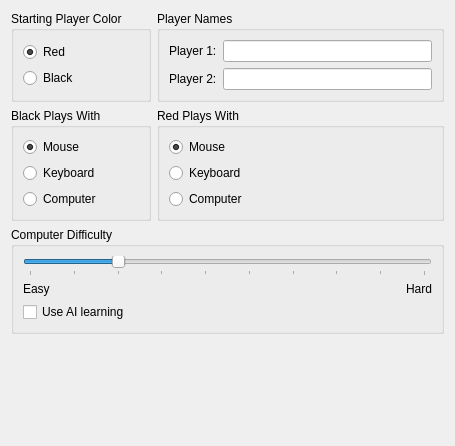
KDE/kfourinline, file src/settings.ui: the form before one commit.
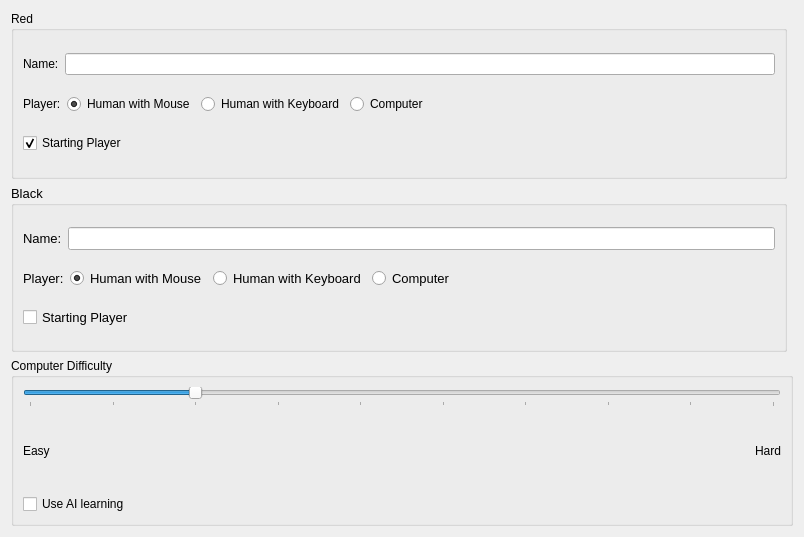
The form after the commit.

Commit message:
Rework the configuration dialogue
This may fix

The old configuration dialogue was
very cluttered. The settings were
grouped in an unintuitive way.
This commit changes the dialogue to
be more easy to understand by
grouping all settings by color.

Patch:
```diff
--- a/src/settings.ui
+++ b/src/settings.ui
@@ -1,37 +1,24 @@
 <ui version="4.0" >
  <class>Settings</class>
- <widget class="QWidget" name="Settings" >
-  <property name="geometry" >
+ <widget class="QWidget" name="Settings">
+  <property name="geometry">
    <rect>
     <x>0</x>
     <y>0</y>
-    <width>455</width>
-    <height>446</height>
+    <width>804</width>
+    <height>537</height>
    </rect>
   </property>
-  <layout class="QGridLayout" >
-   <item row="3" column="1" >
-    <spacer>
-     <property name="orientation" >
-      <enum>Qt::Vertical</enum>
-     </property>
-     <property name="sizeType" >
-      <enum>QSizePolicy::Expanding</enum>
-     </property>
-     <property name="sizeHint" stdset="0" >
-      <size>
-       <width>254</width>
-       <height>21</height>
-      </size>
-     </property>
-    </spacer>
-   </item>
-   <item row="2" column="0" colspan="2" >
-    <widget class="QGroupBox" name="groupBox1" >
-     <property name="title" >
+  <property name="windowOpacity">
+   <double>1.000000000000000</double>
+  </property>
+  <layout class="QGridLayout">
+   <item row="3" column="0" colspan="2">
+    <widget class="QGroupBox" name="Difficulty">
+     <property name="title">
       <string>Computer Difficulty</string>
      </property>
-     <layout class="QVBoxLayout" >
+     <layout class="QVBoxLayout">
       <item>
        <widget class="QSlider" name="kcfg_level" >
         <property name="whatsThis" >
@@ -88,147 +75,199 @@
      </layout>
     </widget>
    </item>
-   <item row="1" column="1" >
-    <widget class="QGroupBox" name="Input1" >
-     <property name="title" >
-      <string>Red Plays With</string>
+   <item row="1" column="0">
+    <widget class="QGroupBox" name="Player1">
+     <property name="title">
+      <string>Red</string>
      </property>
-     <layout class="QHBoxLayout" >
+     <layout class="QVBoxLayout" name="verticalLayout_4">
       <item>
-       <layout class="QVBoxLayout" >
-        <item>
-         <widget class="QRadioButton" name="kcfg_input1mouse" >
-          <property name="text" >
-           <string>Mouse</string>
+       <layout class="QGridLayout" name="Name1">
+        <item row="0" column="0">
+         <widget class="QLabel" name="nameLabel1">
+          <property name="text">
+           <string>Name:</string>
           </property>
-          <property name="checked" >
-           <bool>true</bool>
-          </property>
          </widget>
         </item>
+        <item row="0" column="1">
+         <widget class="QLineEdit" name="kcfg_Name1"/>
+        </item>
+       </layout>
+      </item>
+      <item>
+       <layout class="QHBoxLayout" name="Input0">
         <item>
-         <widget class="QRadioButton" name="kcfg_input1key" >
-          <property name="text" >
-           <string>Keyboard</string>
+         <widget class="QLabel" name="playerLabel1">
+          <property name="whatsThis">
+           <string comment="A person that plays"/>
           </property>
+          <property name="text">
+           <string>Player:</string>
+          </property>
          </widget>
         </item>
         <item>
-         <widget class="QRadioButton" name="kcfg_input1ai" >
-          <property name="text" >
-           <string>Computer</string>
-          </property>
-         </widget>
+         <layout class="QHBoxLayout" name="horizontalLayout">
+          <item>
+           <widget class="QRadioButton" name="kcfg_input0mouse">
+            <property name="text">
+             <string>Human with Mouse</string>
+            </property>
+            <property name="checked">
+             <bool>true</bool>
+            </property>
+            <property name="autoExclusive">
+             <bool>true</bool>
+            </property>
+           </widget>
+          </item>
+          <item>
+           <widget class="QRadioButton" name="kcfg_input0key">
+            <property name="text">
+             <string>Human with Keyboard</string>
+            </property>
+            <property name="autoExclusive">
+             <bool>true</bool>
+            </property>
+           </widget>
+          </item>
+          <item>
+           <widget class="QRadioButton" name="kcfg_input0ai">
+            <property name="text">
+             <string>Computer</string>
+            </property>
+            <property name="autoExclusive">
+             <bool>true</bool>
+            </property>
+           </widget>
+          </item>
+          <item>
+           <spacer name="horizontalSpacer">
+            <property name="orientation">
+             <enum>Qt::Horizontal</enum>
+            </property>
+            <property name="sizeHint" stdset="0">
+             <size>
+              <width>40</width>
+              <height>20</height>
+             </size>
+            </property>
+           </spacer>
+          </item>
+         </layout>
         </item>
        </layout>
       </item>
-     </layout>
-    </widget>
-   </item>
-   <item row="1" column="0" >
-    <widget class="QGroupBox" name="Input0" >
-     <property name="title" >
-      <string>Black Plays With</string>
-     </property>
-     <layout class="QVBoxLayout" >
       <item>
-       <layout class="QVBoxLayout" >
+       <layout class="QHBoxLayout" name="StartPlayer1">
         <item>
-         <widget class="QRadioButton" name="kcfg_input0mouse" >
-          <property name="text" >
-           <string>Mouse</string>
+         <widget class="QCheckBox" name="kcfg_startcolourred">
+          <property name="text">
+           <string>Starting Player</string>
           </property>
           <property name="checked" >
            <bool>true</bool>
           </property>
-         </widget>
-        </item>
-        <item>
-         <widget class="QRadioButton" name="kcfg_input0key" >
-          <property name="text" >
-           <string>Keyboard</string>
+          <property name="autoExclusive">
+           <bool>true</bool>
           </property>
          </widget>
         </item>
-        <item>
-         <widget class="QRadioButton" name="kcfg_input0ai" >
-          <property name="text" >
-           <string>Computer</string>
-          </property>
-         </widget>
-        </item>
        </layout>
       </item>
      </layout>
     </widget>
    </item>
-   <item row="0" column="1" >
-    <widget class="QGroupBox" name="groupBox2" >
-     <property name="sizePolicy" >
-      <sizepolicy vsizetype="Preferred" hsizetype="Preferred" >
-       <horstretch>0</horstretch>
-       <verstretch>0</verstretch>
-      </sizepolicy>
+   <item row="2" column="0">
+    <widget class="QGroupBox" name="Player2">
+     <property name="font">
+      <font>
+       <pointsize>10</pointsize>
+      </font>
      </property>
-     <property name="title" >
-      <string>Player Names</string>
+     <property name="title">
+      <string>Black</string>
      </property>
-     <layout class="QVBoxLayout" >
+     <layout class="QVBoxLayout" name="verticalLayout">
       <item>
-       <layout class="QGridLayout" >
-        <item row="1" column="1" >
-         <widget class="QLineEdit" name="kcfg_Name2" />
-        </item>
-        <item row="0" column="1" >
-         <widget class="QLineEdit" name="kcfg_Name1" />
-        </item>
-        <item row="0" column="0" >
-         <widget class="QLabel" name="textLabel3" >
-          <property name="text" >
-           <string>Player 1:</string>
+       <layout class="QGridLayout" name="Name2">
+        <item row="1" column="0">
+         <widget class="QLabel" name="nameLabel2">
+          <property name="text">
+           <string>Name:</string>
           </property>
          </widget>
         </item>
-        <item row="1" column="0" >
-         <widget class="QLabel" name="textLabel4" >
-          <property name="text" >
-           <string>Player 2:</string>
-          </property>
-         </widget>
+        <item row="1" column="1">
+         <widget class="QLineEdit" name="kcfg_Name2"/>
         </item>
        </layout>
       </item>
-     </layout>
-    </widget>
-   </item>
-   <item row="0" column="0" >
-    <widget class="QGroupBox" name="StartColour" >
-     <property name="sizePolicy" >
-      <sizepolicy vsizetype="Ignored" hsizetype="Minimum" >
-       <horstretch>0</horstretch>
-       <verstretch>0</verstretch>
-      </sizepolicy>
-     </property>
-     <property name="title" >
-      <string>Starting Player Color</string>
-     </property>
-     <layout class="QVBoxLayout" >
       <item>
-       <layout class="QVBoxLayout" >
+       <layout class="QHBoxLayout" name="Input1">
         <item>
-         <widget class="QRadioButton" name="kcfg_startcolourred" >
-          <property name="text" >
-           <string>Red</string>
+         <widget class="QLabel" name="playerLabel2">
+          <property name="whatsThis">
+           <string/>
           </property>
-          <property name="checked" >
-           <bool>true</bool>
+          <property name="text">
+           <string>Player:</string>
           </property>
          </widget>
         </item>
         <item>
-         <widget class="QRadioButton" name="kcfg_startcolouryellow" >
-          <property name="text" >
-           <string>Black</string>
+         <layout class="QHBoxLayout" name="horizontalLayout_2">
+          <item>
+           <widget class="QRadioButton" name="kcfg_input1mouse">
+            <property name="text">
+             <string>Human with Mouse</string>
+            </property>
+            <property name="checked">
+             <bool>true</bool>
+            </property>
+           </widget>
+          </item>
+          <item>
+           <widget class="QRadioButton" name="kcfg_input1key">
+            <property name="text">
+             <string>Human with Keyboard</string>
+            </property>
+           </widget>
+          </item>
+          <item>
+           <widget class="QRadioButton" name="kcfg_input1ai">
+            <property name="text">
+             <string>Computer</string>
+            </property>
+           </widget>
+          </item>
+          <item>
+           <spacer name="horizontalSpacer_2">
+            <property name="orientation">
+             <enum>Qt::Horizontal</enum>
+            </property>
+            <property name="sizeHint" stdset="0">
+             <size>
+              <width>40</width>
+              <height>20</height>
+             </size>
+            </property>
+           </spacer>
+          </item>
+         </layout>
+        </item>
+       </layout>
+      </item>
+      <item>
+       <layout class="QHBoxLayout" name="StartPlayer2">
+        <item>
+         <widget class="QCheckBox" name="kcfg_startcolouryellow">
+          <property name="text">
+           <string>Starting Player</string>
+          </property>
+          <property name="autoExclusive">
+           <bool>true</bool>
           </property>
          </widget>
         </item>
```
Left out of the diff: 48 changed lines with no effect on the pictures. The commit also changes 1 other file.
